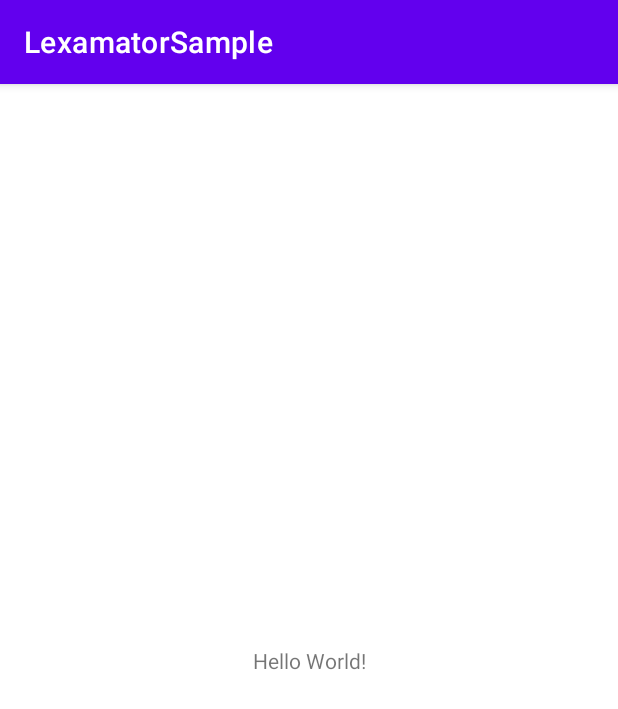
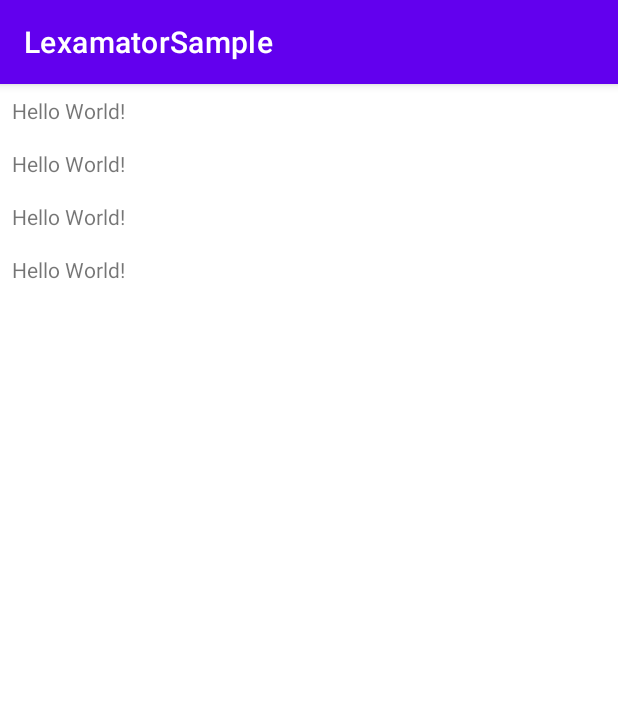
Before and after one commit to vladimirobolonnyy/LexamatorSample, an Android app: the screen it shows after launch (MainActivity), on a phone screen of 412 x 824 dp. Shown: the top 709 px of the screen. Run offline under Robolectric (Android 15) with nearby library versions, the phone set to English and light mode, and no system bars; 5 statements that could not run were skipped.

```diff
--- a/app/src/main/AndroidManifest.xml
+++ b/app/src/main/AndroidManifest.xml
@@ -3,6 +3,7 @@
     package="com.obolonnyy.lexemator">
 
     <application
+        android:name=".App"
         android:allowBackup="true"
         android:icon="@mipmap/ic_launcher"
         android:label="@string/app_name"
--- a/app/src/main/assets/json/server_strings.json
+++ b/app/src/main/assets/json/server_strings.json
@@ -1,6 +1,5 @@
 {
   "screen1_text1": "server Text 1",
-  "screen1_text2": "Text 2",
   "screen1_text3": "server Text 3",
   "screen1_text4": "Text 4"
 }
--- /dev/null
+++ b/app/src/main/java/com/obolonnyy/lexemator/App.kt
@@ -0,0 +1,27 @@
+package com.obolonnyy.lexemator
+
+import android.annotation.SuppressLint
+import android.app.Application
+import android.content.Context
+import com.obolonnyy.lexemator.domain.UpdateStringsInteractor
+import kotlinx.coroutines.Dispatchers
+import kotlinx.coroutines.GlobalScope
+import kotlinx.coroutines.async
+import kotlinx.coroutines.launch
+
+class App : Application() {
+
+    companion object {
+        @SuppressLint("StaticFieldLeak")
+        @JvmStatic
+        lateinit var context: Context
+    }
+
+    override fun onCreate() {
+        super.onCreate()
+        context = this
+        GlobalScope.launch(Dispatchers.IO) {
+            async { UpdateStringsInteractor().invoke() }
+        }
+    }
+}
--- /dev/null
+++ b/app/src/main/java/com/obolonnyy/lexemator/di/NetworkModule.kt
@@ -0,0 +1,8 @@
+package com.obolonnyy.lexemator.di
+
+import com.google.gson.Gson
+import com.google.gson.GsonBuilder
+
+object NetworkModule {
+    val gson: Gson = GsonBuilder().create()
+}
--- /dev/null
+++ b/app/src/main/java/com/obolonnyy/lexemator/domain/UpdateStringsInteractor.kt
@@ -0,0 +1,18 @@
+package com.obolonnyy.lexemator.domain
+
+import com.obolonnyy.lexemator.LL
+import com.obolonnyy.lexemator.repository.LexemRepository
+import com.obolonnyy.lexemator.repository.LexemRepositoryImpl
+
+
+class UpdateStringsInteractor(
+    private val lexemRepository: LexemRepository = LexemRepositoryImpl()
+) {
+
+    suspend fun invoke() {
+        val result = runCatching { lexemRepository.getLatestStrings() }.getOrNull()
+        if (result != null) {
+            LL.addLexems(result)
+        }
+    }
+}
--- /dev/null
+++ b/app/src/main/java/com/obolonnyy/lexemator/repository/LexemRepositoryImpl.kt
@@ -0,0 +1,48 @@
+package com.obolonnyy.lexemator.repository
+
+import android.content.Context
+import com.google.gson.Gson
+import com.obolonnyy.lexemator.App
+import com.obolonnyy.lexemator.di.NetworkModule
+import java.io.IOException
+
+
+interface LexemRepository {
+    suspend fun getLatestStrings(): Map<String, String>
+}
+
+class LexemRepositoryImpl(
+    private val context: Context = App.context,
+    private val gson: Gson = NetworkModule.gson,
+) : LexemRepository {
+
+    override suspend fun getLatestStrings(): Map<String, String> {
+        // replace with api call if needed
+        return if (true) {
+            getMockStrings()
+        } else {
+            // api.getServerStrings()
+            error("")
+        }
+    }
+
+    private fun getMockStrings(): Map<String, String> {
+        return getModel("server_strings")
+    }
+
+    private inline fun <reified DtoT> getModel(filename: String): DtoT {
+        val content = getAssetMockFileContent(filename)
+        return gson.fromJson(content, DtoT::class.java)
+    }
+
+    private fun getAssetMockFileContent(filename: String): String? = try {
+        val inputStream = context.assets.open("json/$filename.json")
+        val size = inputStream.available()
+        val buffer = ByteArray(size)
+        inputStream.use { it.read(buffer) }
+        String(buffer)
+    } catch (ioException: IOException) {
+        ioException.printStackTrace()
+        null
+    }
+}
--- a/app/src/main/res/layout/activity_main.xml
+++ b/app/src/main/res/layout/activity_main.xml
@@ -1,18 +1,37 @@
 <?xml version="1.0" encoding="utf-8"?>
-<androidx.constraintlayout.widget.ConstraintLayout xmlns:android="http://schemas.android.com/apk/res/android"
-    xmlns:app="http://schemas.android.com/apk/res-auto"
+<LinearLayout xmlns:android="http://schemas.android.com/apk/res/android"
     xmlns:tools="http://schemas.android.com/tools"
     android:layout_width="match_parent"
     android:layout_height="match_parent"
+    android:orientation="vertical"
     tools:context=".MainActivity">
 
     <TextView
+        android:id="@+id/text1"
         android:layout_width="wrap_content"
         android:layout_height="wrap_content"
-        android:text="Hello World!"
-        app:layout_constraintBottom_toBottomOf="parent"
-        app:layout_constraintLeft_toLeftOf="parent"
-        app:layout_constraintRight_toRightOf="parent"
-        app:layout_constraintTop_toTopOf="parent" />
+        android:padding="8dp"
+        android:text="Hello World!" />
 
-</androidx.constraintlayout.widget.ConstraintLayout>
+    <TextView
+        android:id="@+id/text2"
+        android:layout_width="wrap_content"
+        android:layout_height="wrap_content"
+        android:padding="8dp"
+        android:text="Hello World!" />
+
+    <TextView
+        android:id="@+id/text3"
+        android:layout_width="wrap_content"
+        android:layout_height="wrap_content"
+        android:padding="8dp"
+        android:text="Hello World!" />
+
+    <TextView
+        android:id="@+id/text4"
+        android:layout_width="wrap_content"
+        android:layout_height="wrap_content"
+        android:padding="8dp"
+        android:text="Hello World!" />
+
+</LinearLayout>
```
Also changed, not shown: app/build.gradle (+7 -0 lines), app/create_strings.gradle (added, +73 -0 lines), app/src/main/java/com/obolonnyy/lexemator/MainActivity.kt (+9 -1 lines).
